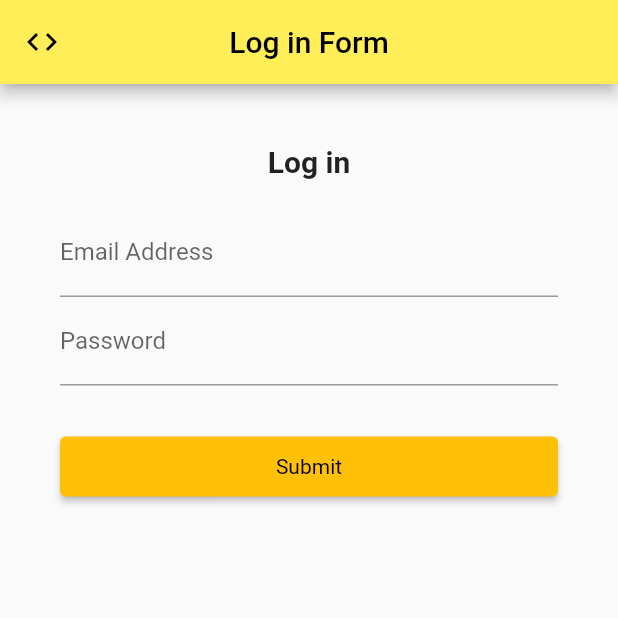
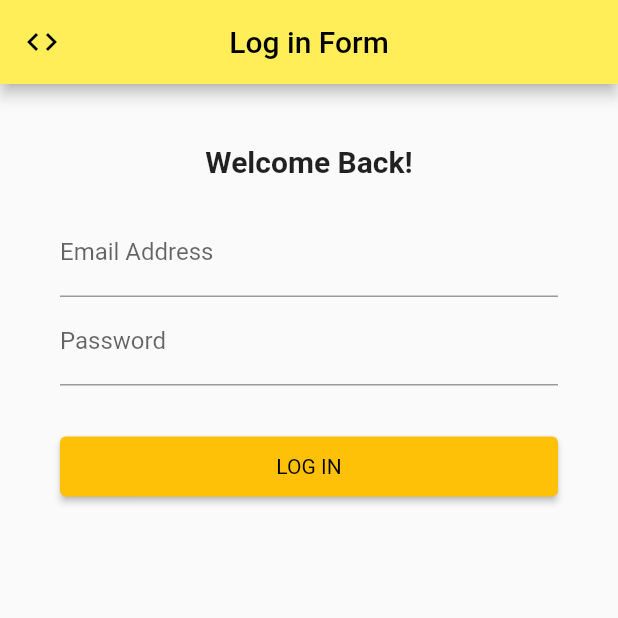
Before and after one commit to descalante16/form-flutter-exercise, a Flutter app: the screen it shows after launch, on a phone screen of 412 x 824 dp, the top half of it. Run offline on Flutter 3.47's test engine with Material 2 defaults, Android fonts, the phone set to English and light mode, and no system bars.

Commit message:
changed text title

```diff
--- a/login_form/lib/main.dart
+++ b/login_form/lib/main.dart
@@ -49,7 +49,7 @@ class _FirstPageState extends State<FirstPage> {
       body: Form(
         child: ListView(padding: EdgeInsets.all(40), children: [
           Text(
-            'Log in',
+            'Welcome Back!',
             style: TextStyle(fontSize: 20, fontWeight: FontWeight.bold),
             textAlign: TextAlign.center,
           ),
@@ -80,7 +80,7 @@ class _FirstPageState extends State<FirstPage> {
                 print(passwordController.text);
               },
               child: Text(
-                'Submit',
+                'LOG IN',
                 style: TextStyle(
                   color: Colors.black,
                   fontWeight: FontWeight.w400,
```
